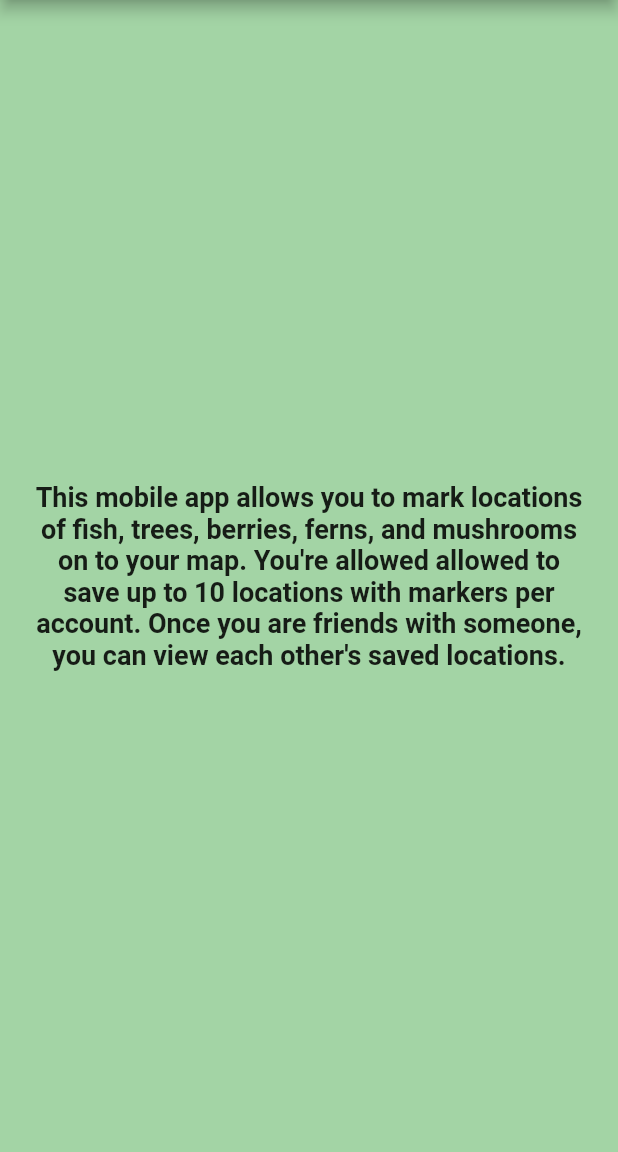
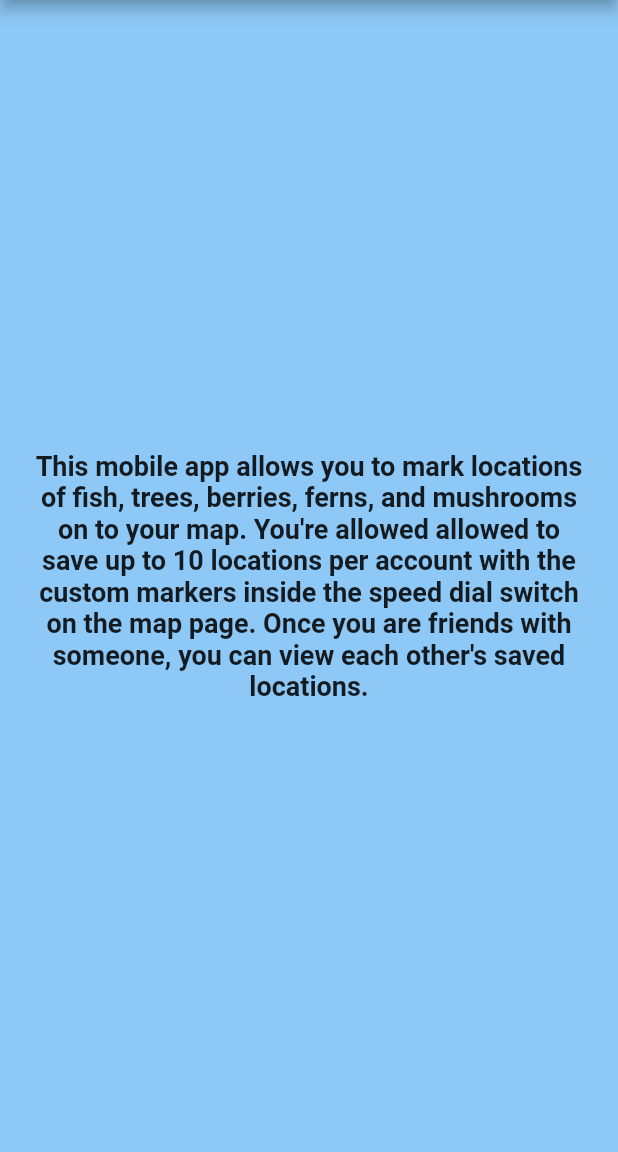
Before and after one commit to T-Pirozzini/flutter_forage_app, a Flutter app: the AboutPage screen opened directly, on a phone screen of 412 x 824 dp, the part 84-1236 px from its top. Run offline on Flutter 3.47's test engine with Material 2 defaults, Android fonts, the phone set to English and light mode, and no system bars; our stand-ins replace cloud_firestore, firebase_auth, firebase_core, floating_bottom_navigation_bar, flutter_dotenv, flutter_speed_dial and 5 more; accounts and stored records are empty; network calls fail; Roboto replaces fonts that are missing (Philosopher).

Commit message:
adding background colour for about pages and fixing text.

```diff
--- a/lib/pages/about_page.dart
+++ b/lib/pages/about_page.dart
@@ -37,11 +37,11 @@ class _AboutPageState extends State<AboutPage> {
         ),
       ),
       body: Container(
-        color: Colors.green.withOpacity(0.5),
+        color: Colors.blue.withOpacity(0.5),
         padding: const EdgeInsets.symmetric(horizontal: 20),
         child: const Center(
           child: Text(
-            'This mobile app allows you to mark locations of fish, trees, berries, ferns, and mushrooms on to your map. You\'re allowed allowed to save up to 10 locations with markers per account. Once you are friends with someone, you can view each other\'s saved locations.',
+            'This mobile app allows you to mark locations of fish, trees, berries, ferns, and mushrooms on to your map. You\'re allowed allowed to save up to 10 locations per account with the custom markers inside the speed dial switch on the map page. Once you are friends with someone, you can view each other\'s saved locations.',
             style: TextStyle(
               fontSize: 18,
               fontWeight: FontWeight.bold,
--- a/lib/pages/about_us_page.dart
+++ b/lib/pages/about_us_page.dart
@@ -37,7 +37,7 @@ class _AboutUsPageState extends State<AboutUsPage> {
         ),
       ),
       body: Container(
-        color: Colors.green.withOpacity(0.5),
+        color: Colors.green.withOpacity(0.7),
         padding: const EdgeInsets.symmetric(horizontal: 20),
         child: const Center(
           child: Text(
```
